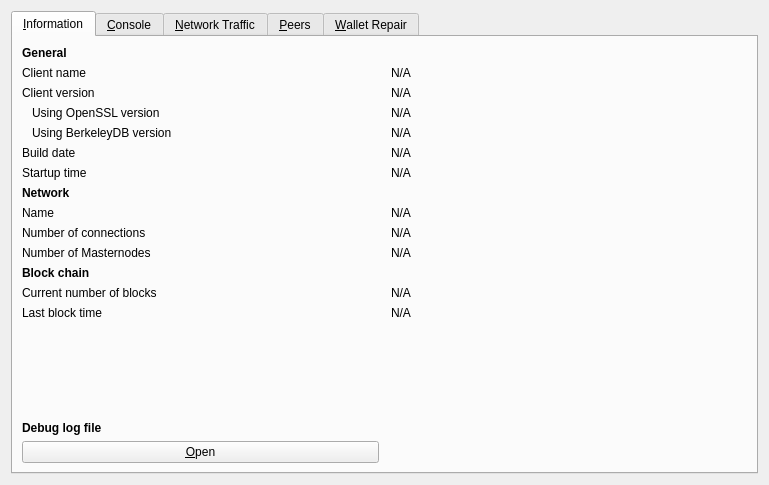
Before: the Qt Designer form src/qt/forms/rpcconsole.ui in wagerr/wagerr, drawn with Qt 5.
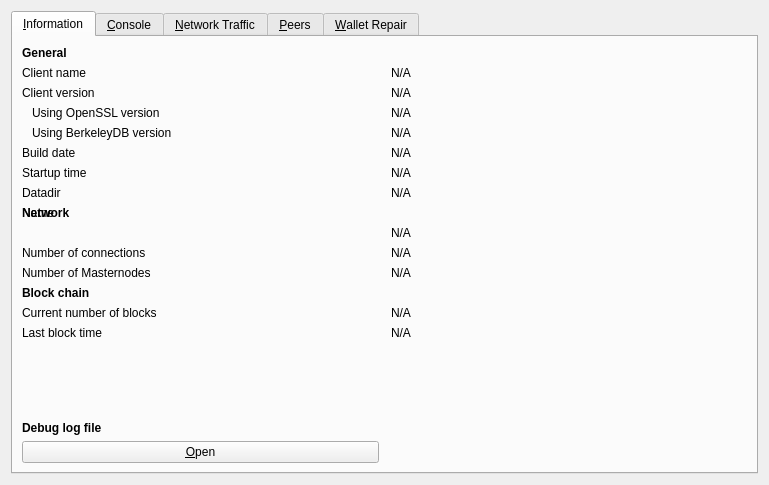
After: the same form once the commit is applied. The open tabs and pages were chosen to show the change. Icons and pictures are not drawn. Custom widgets are drawn as their Qt base class.

Commit message: Add datadir info/path on Information tab in QT

```diff
--- a/src/qt/forms/rpcconsole.ui
+++ b/src/qt/forms/rpcconsole.ui
@@ -185,6 +185,32 @@
         </widget>
        </item>
        <item row="7" column="0">
+        <widget class="QLabel" name="dataDirLabel">
+         <property name="text">
+          <string>Datadir</string>
+         </property>
+        </widget>
+       </item>
+       <item row="7" column="1">
+        <widget class="QLabel" name="dataDir">
+         <property name="cursor">
+          <cursorShape>IBeamCursor</cursorShape>
+         </property>
+         <property name="text">
+          <string>N/A</string>
+         </property>
+         <property name="textFormat">
+          <enum>Qt::PlainText</enum>
+         </property>
+         <property name="wordWrap">
+          <bool>true</bool>
+         </property>
+         <property name="textInteractionFlags">
+          <set>Qt::LinksAccessibleByMouse|Qt::TextSelectableByKeyboard|Qt::TextSelectableByMouse</set>
+         </property>
+        </widget>
+       </item>
+       <item row="8" column="0">
         <widget class="QLabel" name="networkHeader">
          <property name="font">
           <font>
@@ -204,7 +230,7 @@
          </property>
         </widget>
        </item>
-       <item row="8" column="1">
+       <item row="9" column="1">
         <widget class="QLabel" name="networkName">
          <property name="cursor">
           <cursorShape>IBeamCursor</cursorShape>
@@ -220,14 +246,14 @@
          </property>
         </widget>
        </item>
-       <item row="9" column="0">
+       <item row="10" column="0">
         <widget class="QLabel" name="numberOfConnectionsLabel">
          <property name="text">
           <string>Number of connections</string>
          </property>
         </widget>
        </item>
-       <item row="9" column="1">
+       <item row="10" column="1">
         <widget class="QLabel" name="numberOfConnections">
          <property name="cursor">
           <cursorShape>IBeamCursor</cursorShape>
@@ -243,14 +269,14 @@
          </property>
         </widget>
        </item>
-       <item row="10" column="0">
+       <item row="11" column="0">
         <widget class="QLabel" name="masternodeCountLabel">
          <property name="text">
           <string>Number of Masternodes</string>
          </property>
         </widget>
        </item>
-       <item row="10" column="1">
+       <item row="11" column="1">
         <widget class="QLabel" name="masternodeCount">
          <property name="cursor">
           <cursorShape>IBeamCursor</cursorShape>
@@ -266,7 +292,7 @@
          </property>
         </widget>
        </item>
-       <item row="11" column="0">
+       <item row="12" column="0">
         <widget class="QLabel" name="blockchainHeader">
          <property name="font">
           <font>
@@ -279,14 +305,14 @@
          </property>
         </widget>
        </item>
-       <item row="12" column="0">
+       <item row="13" column="0">
         <widget class="QLabel" name="numberOfBlocksLabel">
          <property name="text">
           <string>Current number of blocks</string>
          </property>
         </widget>
        </item>
-       <item row="12" column="1">
+       <item row="13" column="1">
         <widget class="QLabel" name="numberOfBlocks">
          <property name="cursor">
           <cursorShape>IBeamCursor</cursorShape>
@@ -302,14 +328,14 @@
          </property>
         </widget>
        </item>
-       <item row="13" column="0">
+       <item row="14" column="0">
         <widget class="QLabel" name="lastBlockTimeLabel">
          <property name="text">
           <string>Last block time</string>
          </property>
         </widget>
        </item>
-       <item row="13" column="1">
+       <item row="14" column="1">
         <widget class="QLabel" name="lastBlockTime">
          <property name="cursor">
           <cursorShape>IBeamCursor</cursorShape>
@@ -325,7 +351,7 @@
          </property>
         </widget>
        </item>
-       <item row="14" column="0">
+       <item row="15" column="0">
         <spacer name="verticalSpacer_2">
          <property name="orientation">
           <enum>Qt::Vertical</enum>
@@ -338,7 +364,7 @@
          </property>
         </spacer>
        </item>
-       <item row="15" column="0">
+       <item row="16" column="0">
         <widget class="QLabel" name="debugLogFileHeader">
          <property name="font">
           <font>
@@ -351,7 +377,7 @@
          </property>
         </widget>
        </item>
-       <item row="16" column="0">
+       <item row="17" column="0">
         <widget class="QPushButton" name="openDebugLogfileButton">
          <property name="toolTip">
           <string>Open the Wagerr debug log file from the current data directory. This can take a few seconds for large log files.</string>
```
The commit also changes 3 other files.
